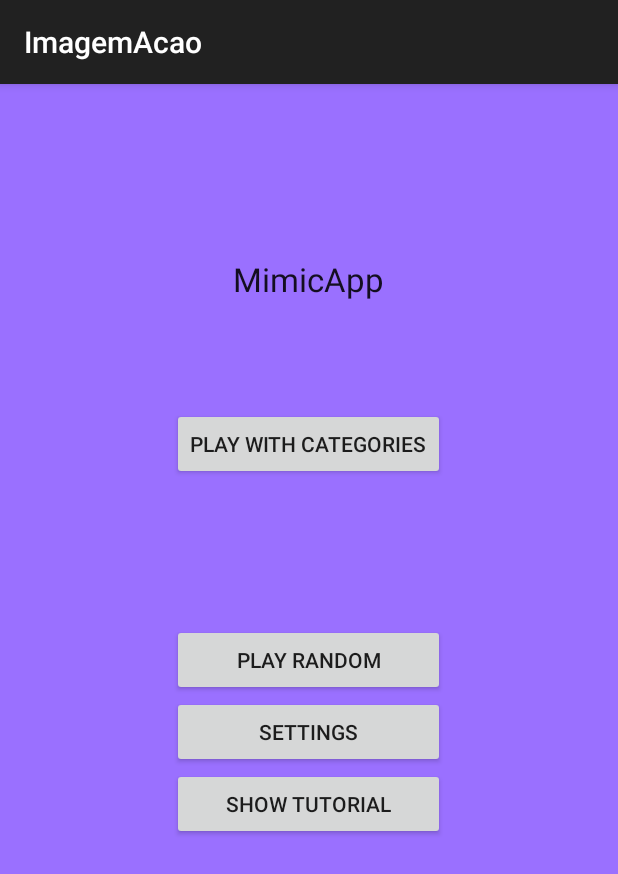
After one commit to otaviocarvalho/mimicapp, an Android app: the MainMenuActivity screen opened directly, with no data from a screen before it, on a phone screen of 412 x 824 dp. The commit adds this screen. Shown: the top 874 px of the screen. Run offline under Robolectric (Android 15) with nearby library versions, the phone set to English and light mode, and no system bars.

Commit message:
Ajuste na tela principal Inclusão das telas de categoria

```diff
--- a/app/src/main/AndroidManifest.xml
+++ b/app/src/main/AndroidManifest.xml
@@ -32,7 +32,10 @@
             android:label="@string/title_activity_round"
             android:screenOrientation="landscape" >
         </activity>
-
+        <activity android:name=".MainMenuActivity" >
+        </activity>
+        <activity android:name=".MenuCategories" >
+        </activity>
     </application>
 
 </manifest>
--- a/app/src/main/java/com/example/oberin/imagemacao/DatabaseHandler.java
+++ b/app/src/main/java/com/example/oberin/imagemacao/DatabaseHandler.java
@@ -49,7 +49,7 @@ public class DatabaseHandler extends SQLiteOpenHelper{
         ContentValues values = new ContentValues();
 
         values.put(KEY_WORD, word.getWord());
-        values.put(KEY_CATEGORY, word.getCategory());
+        values.put(KEY_CATEGORY, word.get_category());
 
         db.insert(TABLE_WORDS, null, values);
 
@@ -121,7 +121,7 @@ public class DatabaseHandler extends SQLiteOpenHelper{
 
 
         values.put(KEY_WORD, word.getWord());
-        values.put(KEY_CATEGORY, word.getCategory());
+        values.put(KEY_CATEGORY, word.get_category());
         int rowsAffected = db.update(TABLE_WORDS,values,KEY_ID + "=?", new String[]{String.valueOf(word.getid())});
         db.close();
         return rowsAffected;
--- /dev/null
+++ b/app/src/main/java/com/example/oberin/imagemacao/MainMenuActivity.java
@@ -0,0 +1,53 @@
+package com.example.oberin.imagemacao;
+
+import android.content.Intent;
+import android.support.v7.app.ActionBarActivity;
+import android.os.Bundle;
+import android.support.v7.app.AppCompatActivity;
+import android.view.View;
+import android.widget.Button;
+
+public class MainMenuActivity extends AppCompatActivity {
+
+    @Override
+    protected void onCreate(Bundle savedInstanceState) {
+        super.onCreate(savedInstanceState);
+        setContentView(R.layout.activity_main_menu);
+
+        Button showCategories = (Button) findViewById(R.id.button_categories);
+        Button playRandom = (Button) findViewById(R.id.button_random);
+        Button showSettings = (Button) findViewById(R.id.button_settings);
+        Button showTutorial = (Button) findViewById(R.id.button_tutorial);
+
+        showCategories.setOnClickListener(new View.OnClickListener() {
+            @Override
+            public void onClick(View v) {
+                Intent callCategories = new Intent(MainMenuActivity.this, MenuCategories.class);
+                //callGame.putExtra("msg", "");
+                startActivity(callCategories);
+            }
+        });
+
+        playRandom.setOnClickListener(new View.OnClickListener() {
+            @Override
+            public void onClick(View v) {
+                Intent callGame = new Intent(MainMenuActivity.this, GameActivity.class);
+                //callGame.putExtra("msg", "");
+                startActivity(callGame);
+            }
+        });
+
+        showSettings.setOnClickListener(new View.OnClickListener() {
+            @Override
+            public void onClick(View v) {
+
+                Intent callLanguage = new Intent(MainMenuActivity.this, SetLanguageActivity.class);
+                //callLanguage.putExtra("msg", "");
+                //startActivity(callLanguage);
+                startActivityForResult(callLanguage, 1);
+            }
+        });
+
+
+    }
+}
--- /dev/null
+++ b/app/src/main/res/layout/activity_main_menu.xml
@@ -0,0 +1,62 @@
+<?xml version="1.0" encoding="utf-8"?>
+<RelativeLayout xmlns:android="http://schemas.android.com/apk/res/android"
+    xmlns:tools="http://schemas.android.com/tools" android:layout_width="match_parent"
+    android:layout_height="match_parent" android:paddingLeft="@dimen/activity_horizontal_margin"
+    android:paddingRight="@dimen/activity_horizontal_margin"
+    android:paddingTop="@dimen/activity_vertical_margin"
+    android:paddingBottom="@dimen/activity_vertical_margin"
+    tools:context="com.example.oberin.imagemacao.MainMenuActivity"
+    android:background="#ff9a70ff">
+
+    <TextView
+        android:layout_width="wrap_content"
+        android:layout_height="wrap_content"
+        android:textAppearance="?android:attr/textAppearanceLarge"
+        android:text="MimicApp"
+        android:id="@+id/textView2"
+        android:layout_marginTop="99dp"
+        android:layout_alignParentTop="true"
+        android:layout_centerHorizontal="true" />
+
+    <Button
+        android:layout_width="wrap_content"
+        android:layout_height="wrap_content"
+        android:text="Play with Categories"
+        android:id="@+id/button_categories"
+        android:layout_below="@+id/textView2"
+        android:layout_centerHorizontal="true"
+        android:layout_marginTop="71dp" />
+
+    <Button
+        android:layout_width="wrap_content"
+        android:layout_height="wrap_content"
+        android:text="Play Random"
+        android:id="@+id/button_random"
+        android:layout_centerVertical="true"
+        android:layout_alignRight="@+id/button_categories"
+        android:layout_alignEnd="@+id/button_categories"
+        android:layout_alignLeft="@+id/button_categories"
+        android:layout_alignStart="@+id/button_categories" />
+
+    <Button
+        android:layout_width="wrap_content"
+        android:layout_height="wrap_content"
+        android:text="Settings"
+        android:id="@+id/button_settings"
+        android:layout_below="@+id/button_random"
+        android:layout_alignRight="@+id/button_random"
+        android:layout_alignEnd="@+id/button_random"
+        android:layout_alignLeft="@+id/button_random"
+        android:layout_alignStart="@+id/button_random" />
+
+    <Button
+        android:layout_width="wrap_content"
+        android:layout_height="wrap_content"
+        android:text="Show Tutorial"
+        android:id="@+id/button_tutorial"
+        android:layout_below="@+id/button_settings"
+        android:layout_alignLeft="@+id/button_settings"
+        android:layout_alignStart="@+id/button_settings"
+        android:layout_alignRight="@+id/button_settings"
+        android:layout_alignEnd="@+id/button_settings" />
+</RelativeLayout>
```
Also changed, not shown: app/src/main/java/com/example/oberin/imagemacao/MainActivity.java (+2 -17 lines), app/src/main/java/com/example/oberin/imagemacao/MenuCategories.java (added, +31 -0 lines), app/src/main/res/layout/activity_main.xml (+4 -15 lines), app/src/main/res/layout/activity_menu_categories.xml (added, +67 -0 lines), app/src/main/res/values/strings.xml (+7 -0 lines).
